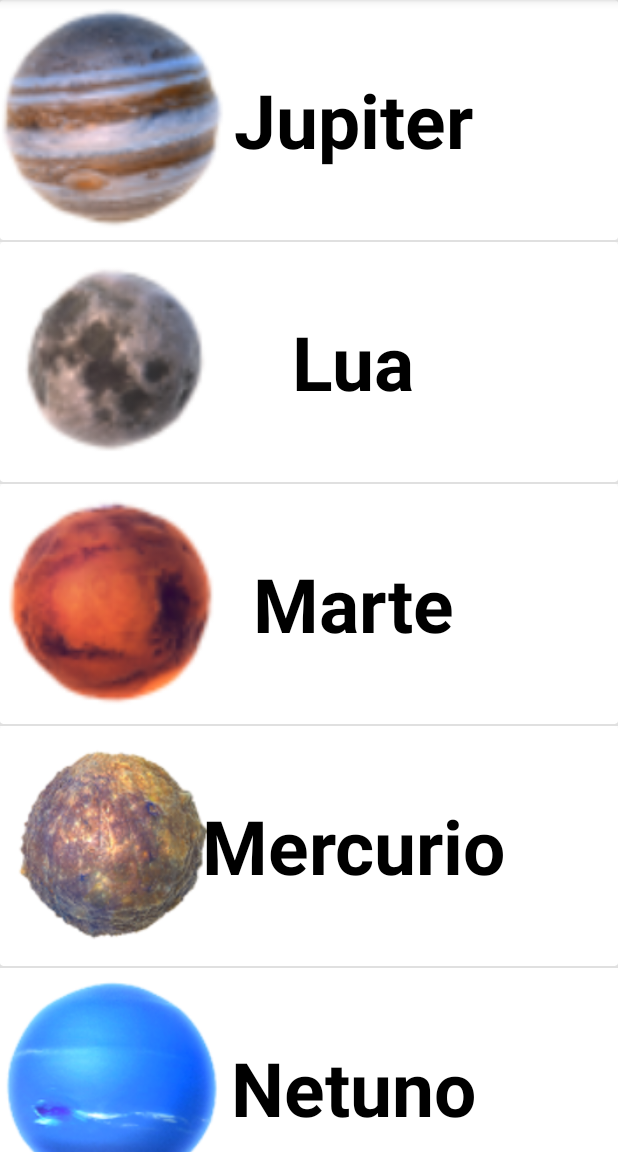
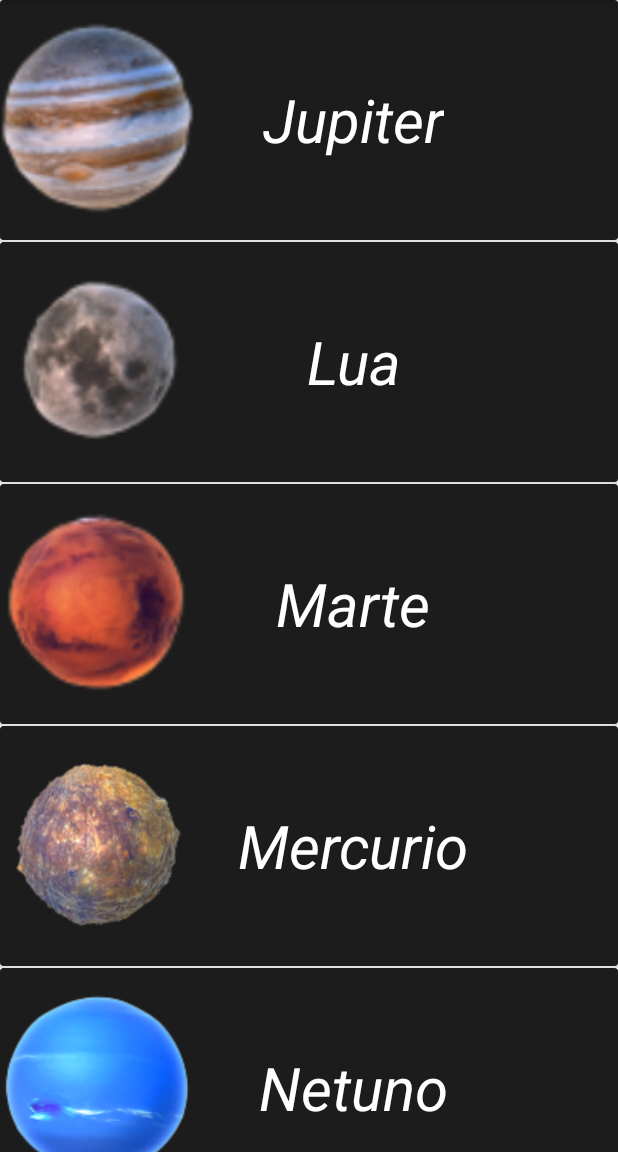
Before and after one commit to LLnOff/MyPlanets, an Android app: the screen it shows after launch (MainActivity), on a phone screen of 412 x 824 dp, the part 84-1236 px from its top. Run offline under Robolectric (Android 15) with nearby library versions, the phone set to English and light mode, and no system bars.

```diff
--- a/app/src/main/res/layout/modelo_planetas.xml
+++ b/app/src/main/res/layout/modelo_planetas.xml
@@ -7,12 +7,13 @@
         android:id="@+id/idCardModelo"
         android:layout_width="match_parent"
         android:layout_height="160dp"
+        android:backgroundTint="#1C1C1C"
         >
 
         <ImageView
             android:id="@+id/imgModeloPlaneta"
-            android:layout_width="150dp"
-            android:layout_height="150dp"
+            android:layout_width="130dp"
+            android:layout_height="130dp"
             android:layout_gravity="center|left"
             android:scaleType="centerCrop"
             android:src="@drawable/terra" />
@@ -24,9 +25,9 @@
             android:layout_gravity="center"
             android:layout_marginLeft="30sp"
             android:text="Terra"
-            android:textColor="#000"
-            android:textSize="50sp"
-            android:textStyle="bold" />
+            android:textColor="#ffffff"
+            android:textSize="40sp"
+            android:textStyle="italic"/>
 
     </androidx.cardview.widget.CardView>
 
```
